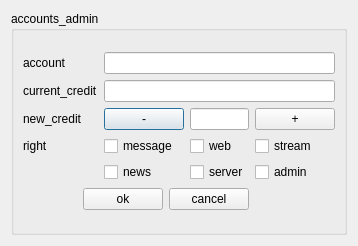
canercandan/qlik, file client/ui/AccountsAdmin.ui: the form before one commit.
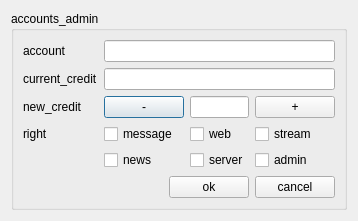
The form after the commit.

What changed in the file:
```diff
--- a/client/ui/AccountsAdmin.ui
+++ b/client/ui/AccountsAdmin.ui
@@ -6,7 +6,7 @@
     <x>0</x>
     <y>0</y>
     <width>339</width>
-    <height>246</height>
+    <height>219</height>
    </rect>
   </property>
   <property name="windowTitle" >
@@ -122,7 +122,7 @@
           </property>
          </widget>
         </item>
-        <item row="5" column="0" colspan="3" >
+        <item row="5" column="0" colspan="4" >
          <layout class="QHBoxLayout" >
           <item>
            <spacer>
```
